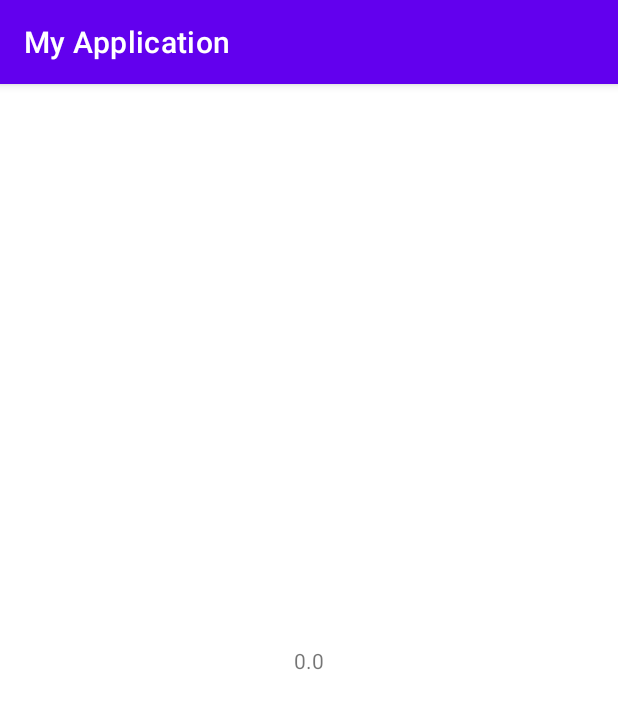
After one commit to Dodor15/lab9-10, an Android app: the FinishActivity screen opened directly, with no data from a screen before it, on a phone screen of 412 x 824 dp. The commit adds this screen. Shown: the top 709 px of the screen. Run offline under Robolectric (Android 15) with nearby library versions, the phone set to English and light mode, and no system bars.

Commit message:
Add files via upload

```diff
--- a/lab9/app/src/main/AndroidManifest.xml
+++ b/lab9/app/src/main/AndroidManifest.xml
@@ -10,6 +10,9 @@
         android:supportsRtl="true"
         android:theme="@style/Theme.MyApplication">
         <activity
+            android:name=".FinishActivity"
+            android:exported="false" />
+        <activity
             android:name=".MainActivity"
             android:exported="true">
             <intent-filter>
--- /dev/null
+++ b/lab9/app/src/main/java/com/bignerdranch/androin/myapplication/FinishActivity.kt
@@ -0,0 +1,16 @@
+package com.bignerdranch.androin.myapplication
+
+import androidx.appcompat.app.AppCompatActivity
+import android.os.Bundle
+import android.widget.TextView
+
+class FinishActivity : AppCompatActivity() {
+    private lateinit var tw: TextView
+    override fun onCreate(savedInstanceState: Bundle?) {
+        super.onCreate(savedInstanceState)
+        setContentView(R.layout.activity_finish)
+        tw = findViewById(R.id.textView)
+        val data:Double = intent.getDoubleExtra("data", 0.0)
+        tw.text = "$data"
+    }
+}
--- /dev/null
+++ b/lab9/app/src/main/res/layout/activity_finish.xml
@@ -0,0 +1,18 @@
+<?xml version="1.0" encoding="utf-8"?>
+<androidx.constraintlayout.widget.ConstraintLayout xmlns:android="http://schemas.android.com/apk/res/android"
+    xmlns:app="http://schemas.android.com/apk/res-auto"
+    xmlns:tools="http://schemas.android.com/tools"
+    android:layout_width="match_parent"
+    android:layout_height="match_parent"
+    tools:context=".FinishActivity">
+
+    <TextView
+        android:id="@+id/textView"
+        android:layout_width="wrap_content"
+        android:layout_height="wrap_content"
+        android:text="TextView"
+        app:layout_constraintBottom_toBottomOf="parent"
+        app:layout_constraintEnd_toEndOf="parent"
+        app:layout_constraintStart_toStartOf="parent"
+        app:layout_constraintTop_toTopOf="parent" />
+</androidx.constraintlayout.widget.ConstraintLayout>
--- a/lab9/build.gradle
+++ b/lab9/build.gradle
@@ -2,7 +2,7 @@
 plugins {
     id 'com.android.application' version '7.1.2' apply false
     id 'com.android.library' version '7.1.2' apply false
-    id 'org.jetbrains.kotlin.android' version '1.6.20' apply false
+    id 'org.jetbrains.kotlin.android' version '1.7.10' apply false
 }
 
 task clean(type: Delete) {
```
Also changed, not shown: lab9/app/src/main/java/com/bignerdranch/androin/myapplication/MainActivity.kt (+43 -9 lines).
